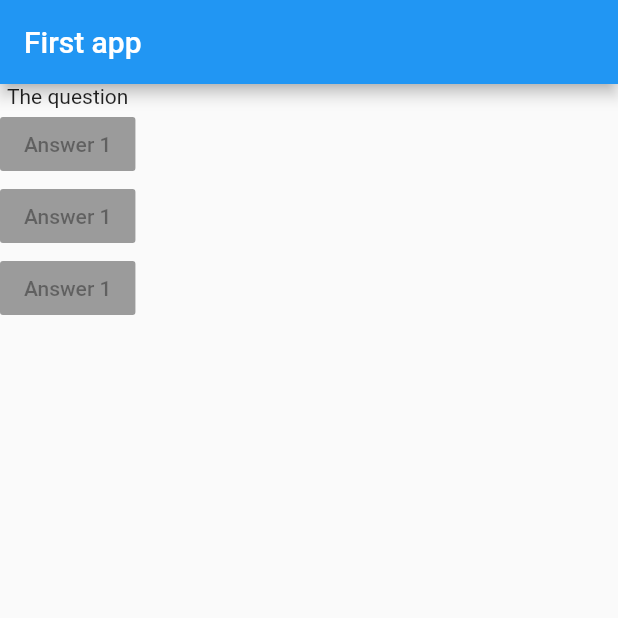
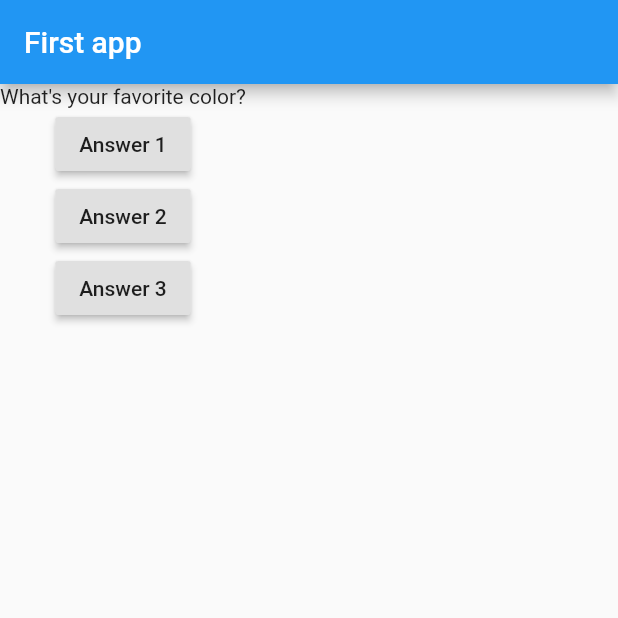
Before and after one commit to IonutSKL/feedback_flutter_app, a Flutter app: the screen it shows after launch, on a phone screen of 412 x 824 dp, the top half of it. Run offline on Flutter 3.47's test engine with Material 2 defaults, Android fonts, the phone set to English and light mode, and no system bars.

Commit message:
buttons added

```diff
--- a/lib/main.dart
+++ b/lib/main.dart
@@ -5,6 +5,13 @@ void main() {
 }
 
 class MyApp extends StatelessWidget {
+  var questionIndex = 0;
+
+  void answerQuestion(){
+    questionIndex = questionIndex + 1;
+    print(questionIndex);
+  }
+
   @override
   Widget build(BuildContext context) {
     var questions = [
@@ -18,18 +25,21 @@ class MyApp extends StatelessWidget {
         ),
         body: Column(
           children: [
-            Text('The question'),
+            Text(questions[questionIndex]),
             RaisedButton(
               child: Text('Answer 1'),
-              onPressed: null,
+              onPressed: answerQuestion,
             ),
             RaisedButton(
-              child: Text('Answer 1'),
-              onPressed: null,
+              child: Text('Answer 2'),
+              onPressed: () => print('Answer 2'),
             ),
             RaisedButton(
-              child: Text('Answer 1'),
-              onPressed: null,
+              child: Text('Answer 3'),
+              onPressed: () {
+                // code
+                print('answer 3 choosen!');
+              },
             ),
           ],
         ),
```
Also changed, not shown: 2 other files.
